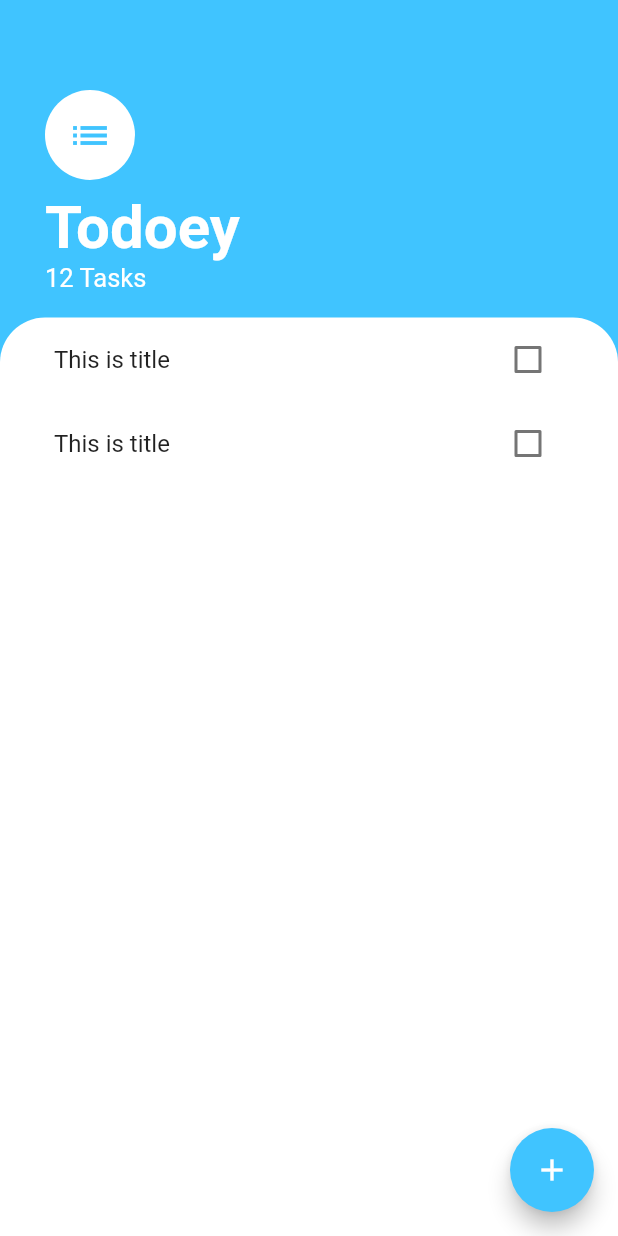
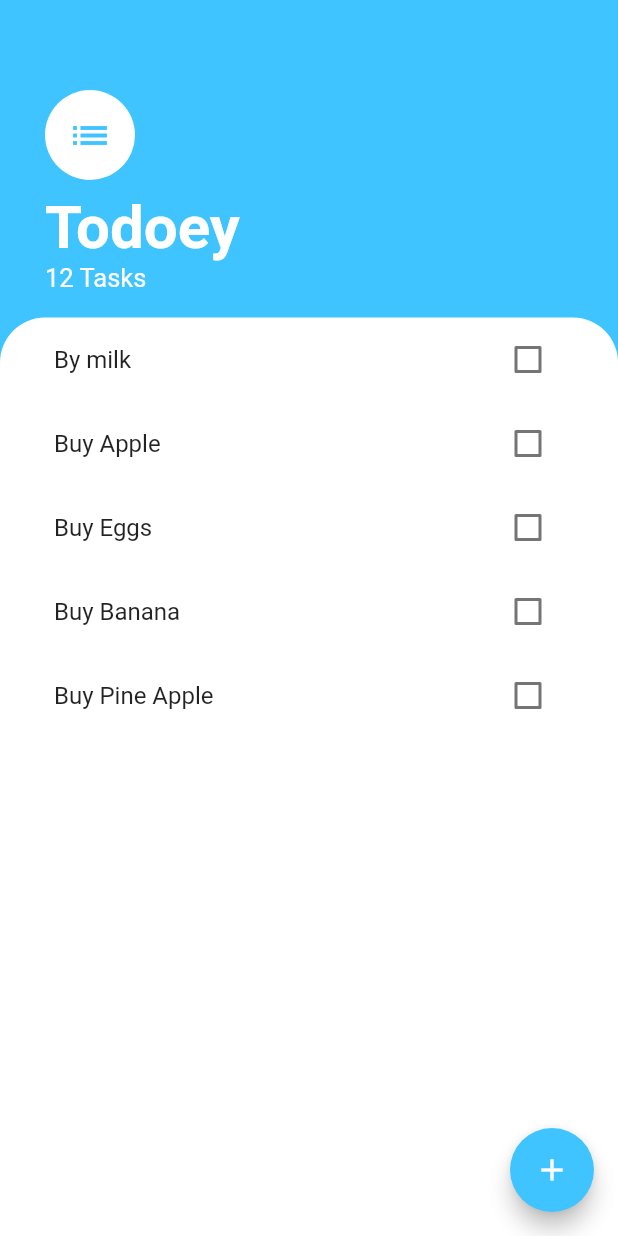
Before and after one commit to Sohag-84/TODO_List, a Flutter app: the screen it shows after launch, on a phone screen of 412 x 824 dp. Run offline on Flutter 3.47's test engine with Material 2 defaults, Android fonts, the phone set to English and light mode, and no system bars.

Commit message:
add value dynamically by using list

```diff
--- /dev/null
+++ b/lib/model/task_model.dart
@@ -0,0 +1,9 @@
+class Task{
+  final String name;
+  late bool isDone;
+  Task({required this.name, this.isDone = false});
+
+  void toggleDone(){
+    isDone = !isDone;
+  }
+}
--- a/lib/widgets/task_list.dart
+++ b/lib/widgets/task_list.dart
@@ -1,15 +1,38 @@
 import 'package:flutter/material.dart';
+import 'package:todo_list/model/task_model.dart';
 import 'package:todo_list/widgets/tasks_tile.dart';
 
-class TaskList extends StatelessWidget {
+class TaskList extends StatefulWidget {
+
+  @override
+  State<TaskList> createState() => _TaskListState();
+}
+
+class _TaskListState extends State<TaskList> {
+
+  List<Task> tasks = [
+    Task(name: 'By milk'),
+    Task(name: 'Buy Apple'),
+    Task(name: 'Buy Eggs'),
+    Task(name: 'Buy Banana'),
+    Task(name: 'Buy Pine Apple'),
+  ];
 
   @override
   Widget build(BuildContext context) {
-    return ListView(
-      children:  [
-        TaskTile(),
-        TaskTile(),
-      ],
-    );
+    return ListView.builder(
+      itemBuilder: (context, index){
+        return TaskTile(
+            taskTitle: tasks[index].name,
+            isChecked: tasks[index].isDone,
+            checkboxCallback: (bool? checkboxState) {
+              setState(() {
+                tasks[index].isDone = checkboxState!;
+              });
+            }
+        );
+      },
+      itemCount: tasks.length,
+      );
   }
 }
--- a/lib/widgets/tasks_tile.dart
+++ b/lib/widgets/tasks_tile.dart
@@ -1,46 +1,27 @@
 import 'package:flutter/material.dart';
-class TaskTile extends StatefulWidget {
-  //const TaskTile({Key? key}) : super(key: key);
+class TaskTile extends StatelessWidget {
 
-  @override
-  State<TaskTile> createState() => _TaskTileState();
-}
+  final bool isChecked;
+  final String taskTitle;
+  final Function checkboxCallback;
 
-class _TaskTileState extends State<TaskTile> {
-
-  bool isChecked = false;
-  void callFunction (bool? value) {
-    setState(() {
-      isChecked = value!;
-    });
-  }
+  TaskTile({required this.taskTitle, required this.isChecked,required this.checkboxCallback});
 
   @override
   Widget build(BuildContext context) {
     return ListTile(
-      title:  Text('This is title',
+      title:  Text(
+        taskTitle,
         style: TextStyle(
             decoration: isChecked ? TextDecoration.lineThrough : null),
       ),
-      trailing: TaskCheckedbox(isChecked,callFunction),
+      trailing:  Checkbox(
+        activeColor: Colors.lightBlueAccent,
+        value: isChecked,
+        onChanged: (bool? value) {
+          checkboxCallback(value);
+        },
+      )
     );
   }
 }
-
-class TaskCheckedbox extends StatelessWidget {
-
-  final bool chechboxCheck;
-  final Function function;
-  TaskCheckedbox(this.chechboxCheck,this.function);
-
-  @override
-  Widget build(BuildContext context) {
-    return Checkbox(
-      activeColor: Colors.lightBlueAccent,
-      value: chechboxCheck,
-      onChanged: (bool? value) {
-        function(value);
-      },
-    );
-  }
-}
```
